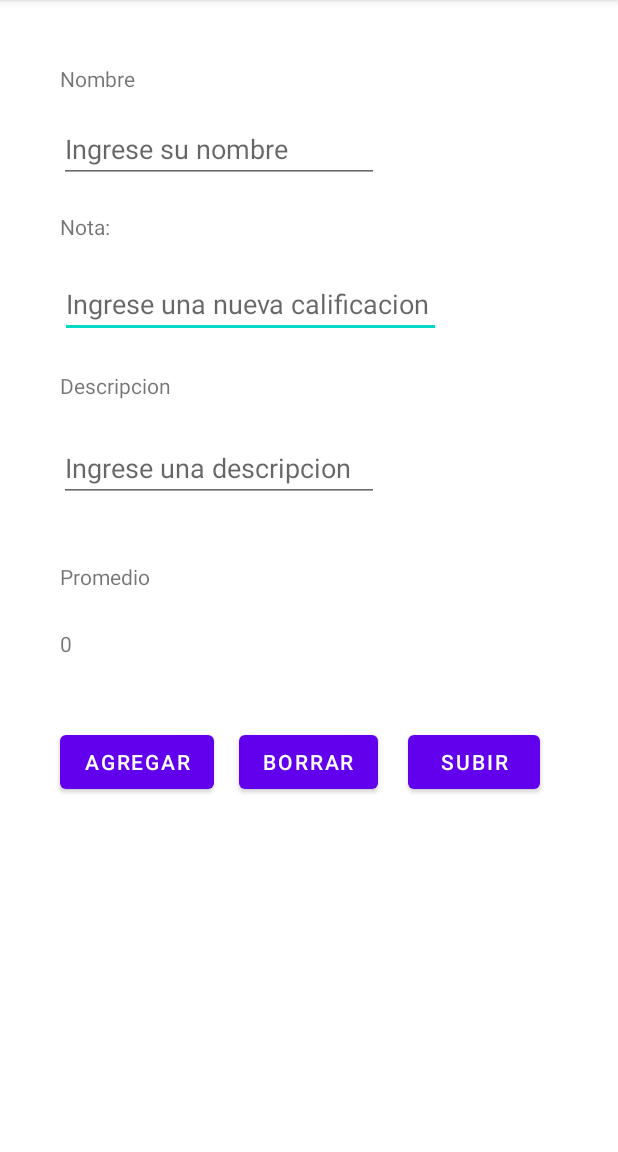
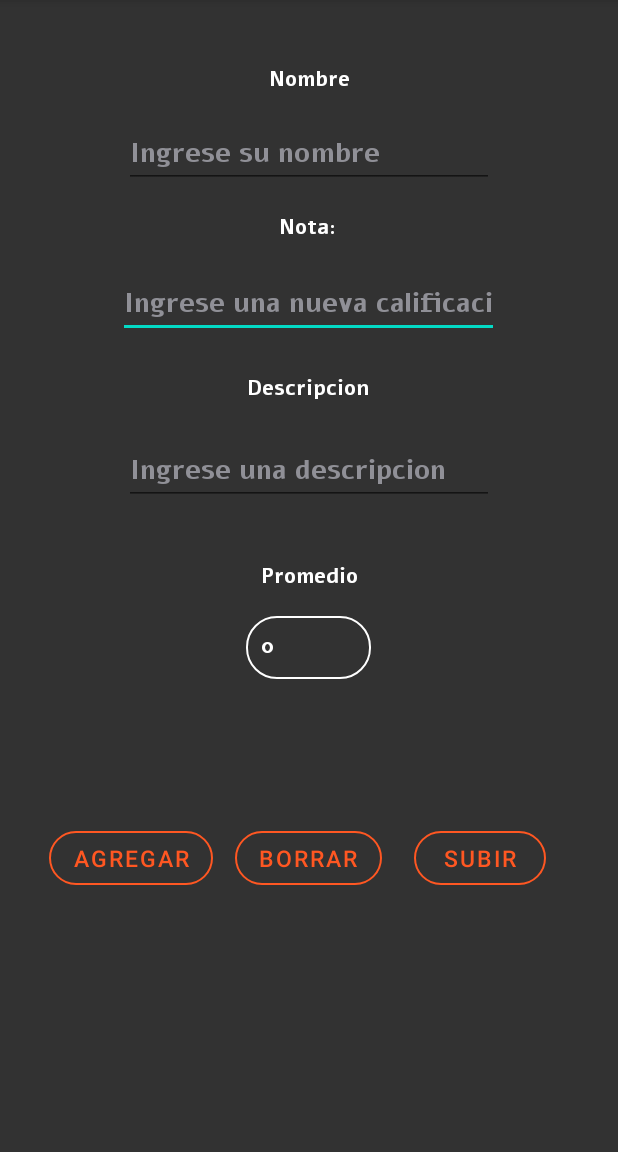
Before and after one commit to JulContreras/Proyecto_Promedios, an Android app: the promedio screen opened directly, with no data from a screen before it, on a phone screen of 412 x 824 dp, the part 84-1236 px from its top. Run offline under Robolectric (Android 15) with nearby library versions, the phone set to English and light mode, and no system bars.

Commit message:
Estilos completos

```diff
--- a/app/src/main/res/layout/activity_promedio.xml
+++ b/app/src/main/res/layout/activity_promedio.xml
@@ -4,18 +4,22 @@
     xmlns:tools="http://schemas.android.com/tools"
     android:layout_width="match_parent"
     android:layout_height="match_parent"
-    tools:context=".promedio">
+    tools:context=".promedio"
+    android:background="@color/Background">
 
     <EditText
         android:id="@+id/grade"
         android:layout_width="254dp"
         android:layout_height="43dp"
         android:ems="10"
+        android:fontFamily="@font/alef_bold"
         android:hint="Ingrese una nueva calificacion"
         android:inputType="number"
+        android:textColor="@color/white"
+        android:textColorHint="@color/material_dynamic_neutral60"
         app:layout_constraintBottom_toBottomOf="parent"
         app:layout_constraintEnd_toEndOf="parent"
-        app:layout_constraintHorizontal_bias="0.254"
+        app:layout_constraintHorizontal_bias="0.496"
         app:layout_constraintStart_toStartOf="parent"
         app:layout_constraintTop_toTopOf="parent"
         app:layout_constraintVertical_bias="0.251" />
@@ -24,10 +28,13 @@
         android:id="@+id/txt_nota"
         android:layout_width="wrap_content"
         android:layout_height="wrap_content"
+        android:fontFamily="@font/alef_bold"
         android:text="Nota:"
+        android:textColor="@color/white"
+        android:textColorHint="@color/material_dynamic_neutral60"
         app:layout_constraintBottom_toBottomOf="parent"
         app:layout_constraintEnd_toEndOf="parent"
-        app:layout_constraintHorizontal_bias="0.106"
+        app:layout_constraintHorizontal_bias="0.498"
         app:layout_constraintStart_toStartOf="parent"
         app:layout_constraintTop_toTopOf="parent"
         app:layout_constraintVertical_bias="0.189" />
@@ -36,10 +43,12 @@
         android:id="@+id/txt_name"
         android:layout_width="wrap_content"
         android:layout_height="wrap_content"
+        android:fontFamily="@font/alef_bold"
         android:text="Nombre"
+        android:textColor="@color/white"
+        android:textColorHint="@color/material_dynamic_neutral60"
         app:layout_constraintBottom_toBottomOf="parent"
         app:layout_constraintEnd_toEndOf="parent"
-        app:layout_constraintHorizontal_bias="0.111"
         app:layout_constraintStart_toStartOf="parent"
         app:layout_constraintTop_toTopOf="parent"
         app:layout_constraintVertical_bias="0.057" />
@@ -49,37 +58,46 @@
         android:layout_width="wrap_content"
         android:layout_height="wrap_content"
         android:ems="10"
+        android:fontFamily="@font/alef_bold"
         android:hint="Ingrese su nombre"
         android:inputType="textPersonName"
+        android:textColor="@color/white"
+        android:textColorHint="@color/material_dynamic_neutral60"
         app:layout_constraintBottom_toBottomOf="parent"
         app:layout_constraintEnd_toEndOf="parent"
-        app:layout_constraintHorizontal_bias="0.199"
+        app:layout_constraintHorizontal_bias="0.502"
         app:layout_constraintStart_toStartOf="parent"
         app:layout_constraintTop_toTopOf="parent"
-        app:layout_constraintVertical_bias="0.106" />
+        app:layout_constraintVertical_bias="0.11" />
 
     <TextView
         android:id="@+id/Prom"
         android:layout_width="wrap_content"
         android:layout_height="wrap_content"
+        android:fontFamily="@font/alef_bold"
         android:text="Promedio"
+        android:textColor="@color/white"
+        android:textColorHint="@color/material_dynamic_neutral60"
         app:layout_constraintBottom_toBottomOf="parent"
         app:layout_constraintEnd_toEndOf="parent"
-        app:layout_constraintHorizontal_bias="0.114"
         app:layout_constraintStart_toStartOf="parent"
         app:layout_constraintTop_toTopOf="parent" />
 
     <TextView
         android:id="@+id/txt_prom"
-        android:layout_width="191dp"
-        android:layout_height="25dp"
+        android:layout_width="83dp"
+        android:layout_height="42dp"
+        android:background="@drawable/style_border"
+        android:fontFamily="@font/alef_bold"
         android:text="0"
+        android:textColor="@color/white"
+        android:textColorHint="@color/material_dynamic_neutral60"
         app:layout_constraintBottom_toBottomOf="parent"
         app:layout_constraintEnd_toEndOf="parent"
-        app:layout_constraintHorizontal_bias="0.181"
+        app:layout_constraintHorizontal_bias="0.498"
         app:layout_constraintStart_toStartOf="parent"
         app:layout_constraintTop_toTopOf="parent"
-        app:layout_constraintVertical_bias="0.565" />
+        app:layout_constraintVertical_bias="0.566" />
 
     <Button
         android:id="@+id/btn_delete"
@@ -91,7 +109,13 @@
         app:layout_constraintHorizontal_bias="0.498"
         app:layout_constraintStart_toStartOf="parent"
         app:layout_constraintTop_toTopOf="parent"
-        app:layout_constraintVertical_bias="0.672" />
+        app:layout_constraintVertical_bias="0.761"
+        app:strokeColor="@color/Background2"
+        android:textColor="@color/Background2"
+        android:textSize="15sp"
+        app:cornerRadius="20dp"
+        style="?attr/materialButtonOutlinedStyle"
+        />
 
     <Button
         android:id="@+id/btn_add"
@@ -100,10 +124,16 @@
         android:text="Agregar"
         app:layout_constraintBottom_toBottomOf="parent"
         app:layout_constraintEnd_toEndOf="parent"
-        app:layout_constraintHorizontal_bias="0.13"
+        app:layout_constraintHorizontal_bias="0.107"
         app:layout_constraintStart_toStartOf="parent"
         app:layout_constraintTop_toTopOf="parent"
-        app:layout_constraintVertical_bias="0.672" />
+        app:layout_constraintVertical_bias="0.761"
+        app:strokeColor="@color/Background2"
+        android:textColor="@color/Background2"
+        android:textSize="15sp"
+        app:cornerRadius="20dp"
+        style="?attr/materialButtonOutlinedStyle"
+        />
 
     <Button
         android:id="@+id/btn_upload"
@@ -112,22 +142,31 @@
         android:text="Subir"
         app:layout_constraintBottom_toBottomOf="parent"
         app:layout_constraintEnd_toEndOf="parent"
-        app:layout_constraintHorizontal_bias="0.839"
+        app:layout_constraintHorizontal_bias="0.851"
         app:layout_constraintStart_toStartOf="parent"
         app:layout_constraintTop_toTopOf="parent"
-        app:layout_constraintVertical_bias="0.672" />
+        app:layout_constraintVertical_bias="0.761"
+        app:strokeColor="@color/Background2"
+        android:textColor="@color/Background2"
+        android:textSize="15sp"
+        app:cornerRadius="20dp"
+        style="?attr/materialButtonOutlinedStyle"
+        />
 
     <TextView
         android:id="@+id/txt_descripcion"
         android:layout_width="wrap_content"
         android:layout_height="wrap_content"
+        android:fontFamily="@font/alef_bold"
         android:text="Descripcion"
+        android:textColor="@color/white"
+        android:textColorHint="@color/material_dynamic_neutral60"
         app:layout_constraintBottom_toBottomOf="parent"
         app:layout_constraintEnd_toEndOf="parent"
-        app:layout_constraintHorizontal_bias="0.118"
+        app:layout_constraintHorizontal_bias="0.498"
         app:layout_constraintStart_toStartOf="parent"
         app:layout_constraintTop_toTopOf="parent"
-        app:layout_constraintVertical_bias="0.33" />
+        app:layout_constraintVertical_bias="0.332" />
 
     <EditText
         android:id="@+id/desc"
@@ -136,10 +175,13 @@
         android:ems="10"
         android:hint="Ingrese una descripcion"
         android:inputType="textPersonName"
+        android:textColor="@color/white"
+        android:textColorHint="@color/material_dynamic_neutral60"
         app:layout_constraintBottom_toBottomOf="parent"
         app:layout_constraintEnd_toEndOf="parent"
-        app:layout_constraintHorizontal_bias="0.199"
+        app:layout_constraintHorizontal_bias="0.502"
         app:layout_constraintStart_toStartOf="parent"
         app:layout_constraintTop_toTopOf="parent"
-        app:layout_constraintVertical_bias="0.4" />
+        app:layout_constraintVertical_bias="0.403"
+        android:fontFamily="@font/alef_bold" />
 </androidx.constraintlayout.widget.ConstraintLayout>
```
Also changed, not shown: app/src/main/res/layout/activity_ver_descripciones.xml (+13 -7 lines), app/src/main/res/layout/lista_item_descripcion.xml (+32 -17 lines), app/src/main/res/layout/lista_item_prom.xml (+5 -5 lines).
